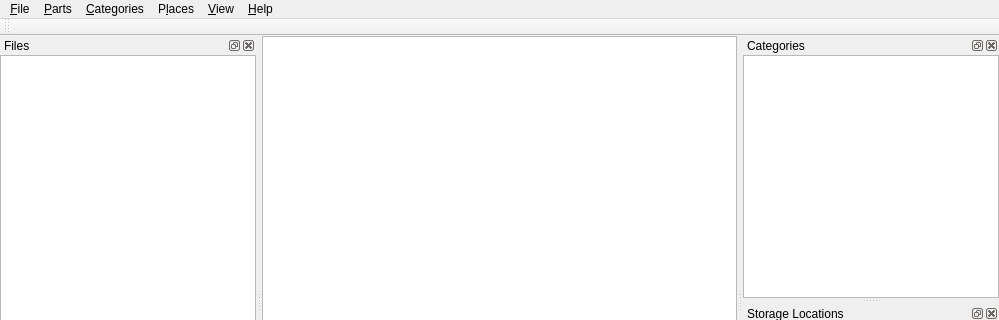
The window that src/mainwindow.ui (kolod/part-vault) describes before a commit, drawn with Qt 5; both pictures show x 0 to 999 and y 0 to 320 of the 999 by 588 pixel window.
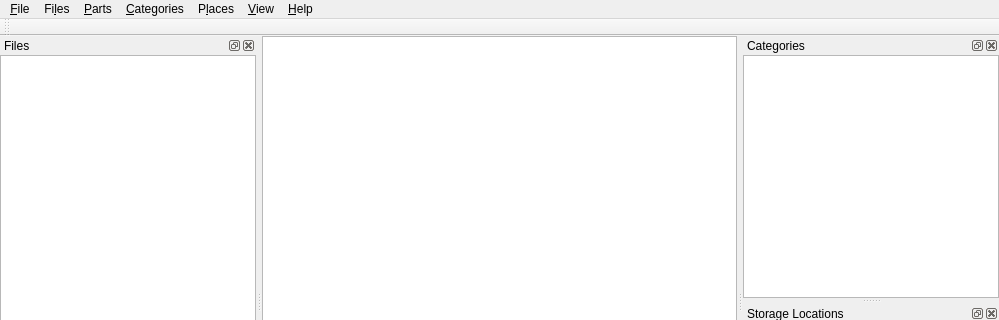
The same window after the commit. Icons and pictures are not drawn. Custom widgets are drawn as their Qt base class.

Patch:
```diff
--- a/src/mainwindow.ui
+++ b/src/mainwindow.ui
@@ -71,6 +71,15 @@
     <addaction name="separator"/>
     <addaction name="actionExit"/>
    </widget>
+    <widget class="QMenu" name="menuFiles">
+     <property name="title">
+      <string>Fi&amp;les</string>
+     </property>
+     <addaction name="actionOpenFile"/>
+     <addaction name="actionOpenDirectory"/>
+    <addaction name="separator"/>
+    <addaction name="actionRemoveUnusedFiles"/>
+    </widget>
    <widget class="QMenu" name="menuHelp">
     <property name="title">
      <string>&amp;Help</string>
@@ -108,6 +117,7 @@
     <addaction name="actionFiles"/>
    </widget>
    <addaction name="menuFile"/>
+  <addaction name="menuFiles"/>
    <addaction name="menuParts"/>
    <addaction name="menuCategories"/>
    <addaction name="menuPlaces"/>
```
Left out of the diff: 21 changed lines with no effect on the pictures.
